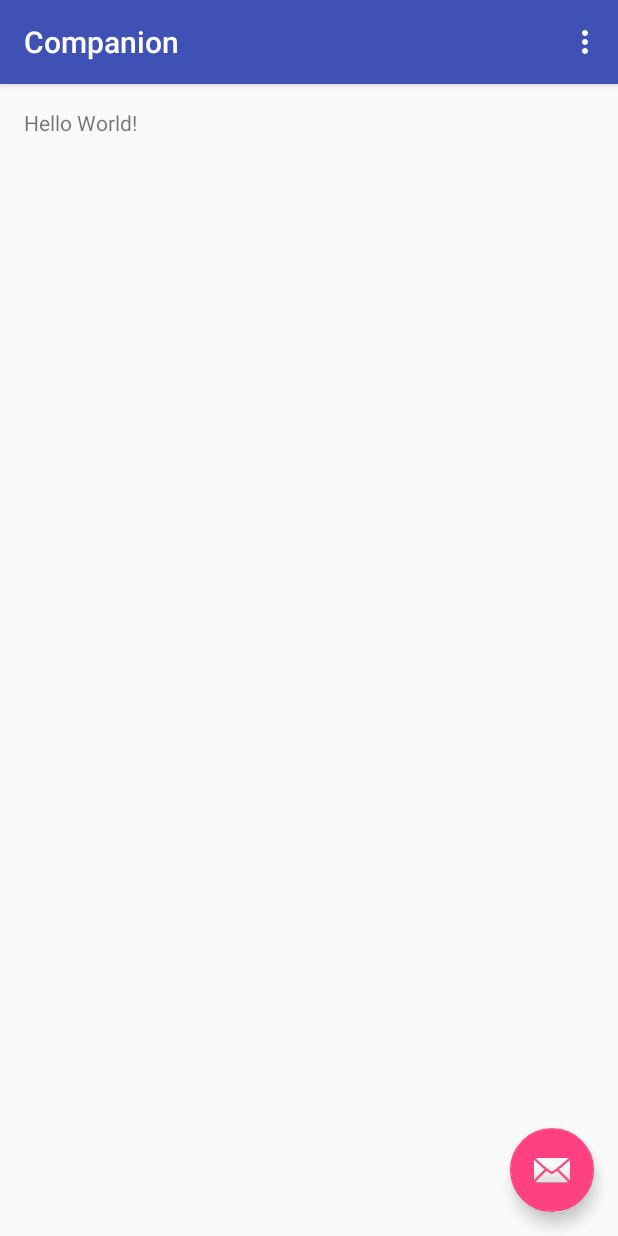
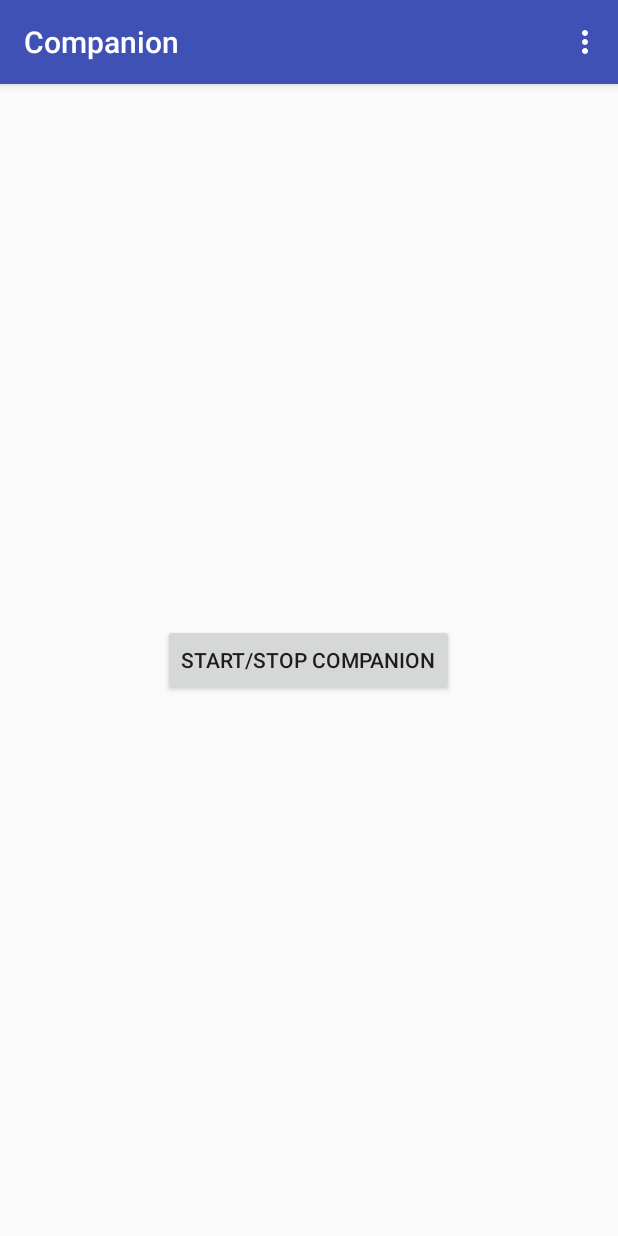
Before and after one commit to chamika/companion, an Android app: the screen it shows after launch (MainActivity), on a phone screen of 412 x 824 dp. Run offline under Robolectric (Android 15) with nearby library versions, the phone set to English and light mode, and no system bars.

Commit message:
Start screen UI change

```diff
--- a/app/src/main/java/lk/ac/mrt/cse/companion/activity/MainActivity.java
+++ b/app/src/main/java/lk/ac/mrt/cse/companion/activity/MainActivity.java
@@ -3,23 +3,19 @@ package lk.ac.mrt.cse.companion.activity;
 import android.Manifest;
 import android.content.Intent;
 import android.content.pm.PackageManager;
-import android.database.Cursor;
 import android.os.Build;
 import android.os.Bundle;
 import android.support.annotation.NonNull;
-import android.support.design.widget.FloatingActionButton;
 import android.support.design.widget.Snackbar;
 import android.support.v4.app.ActivityCompat;
 import android.support.v7.app.AppCompatActivity;
 import android.support.v7.widget.Toolbar;
-import android.util.Log;
 import android.view.Menu;
 import android.view.MenuItem;
 import android.view.View;
 
 import lk.ac.mrt.cse.companion.R;
 import lk.ac.mrt.cse.companion.service.BackgroundService;
-import lk.ac.mrt.cse.companion.store.BaseStore;
 
 public class MainActivity extends AppCompatActivity {
 
@@ -35,8 +31,23 @@ public class MainActivity extends AppCompatActivity {
         Toolbar toolbar = (Toolbar) findViewById(R.id.toolbar);
         setSupportActionBar(toolbar);
 
-        FloatingActionButton fab = (FloatingActionButton) findViewById(R.id.fab);
-        fab.setOnClickListener(new View.OnClickListener() {
+//        FloatingActionButton fab = (FloatingActionButton) findViewById(R.id.fab);
+//        fab.setOnClickListener(new View.OnClickListener() {
+//            @Override
+//            public void onClick(View view) {
+//                Snackbar.make(view, "Bubble will " + ((started) ? "hide" : "show") + " now.", Snackbar.LENGTH_LONG)
+//                        .setAction("Action", null).show();
+//                if (started) {
+//                    stopService(new Intent(getApplicationContext(), BackgroundService.class));
+//                } else {
+//                    startService(new Intent(getApplicationContext(), BackgroundService.class));
+//                }
+//                started = !started;
+//            }
+//        });
+
+        View buttonStart = findViewById(R.id.button_start);
+        buttonStart.setOnClickListener(new View.OnClickListener() {
             @Override
             public void onClick(View view) {
                 Snackbar.make(view, "Bubble will " + ((started) ? "hide" : "show") + " now.", Snackbar.LENGTH_LONG)
@@ -72,7 +83,7 @@ public class MainActivity extends AppCompatActivity {
     }
 
 
-    private void requestPermissions(){
+    private void requestPermissions() {
         if (ActivityCompat.checkSelfPermission(this, Manifest.permission.ACCESS_FINE_LOCATION) != PackageManager.PERMISSION_GRANTED) {
             String[] permissions = {"android.permission.ACCESS_FINE_LOCATION"};
             if (Build.VERSION.SDK_INT >= Build.VERSION_CODES.M) {
--- a/app/src/main/res/layout/activity_main.xml
+++ b/app/src/main/res/layout/activity_main.xml
@@ -21,14 +21,16 @@
 
     </android.support.design.widget.AppBarLayout>
 
-    <include layout="@layout/content_main" />
+    <include
+        layout="@layout/content_main"
+        android:id="@+id/include" />
 
-    <android.support.design.widget.FloatingActionButton
-        android:id="@+id/fab"
-        android:layout_width="wrap_content"
-        android:layout_height="wrap_content"
-        android:layout_gravity="bottom|end"
-        android:layout_margin="@dimen/fab_margin"
-        app:srcCompat="@android:drawable/ic_dialog_email" />
+    <!--<android.support.design.widget.FloatingActionButton-->
+    <!--android:id="@+id/fab"-->
+    <!--android:layout_width="wrap_content"-->
+    <!--android:layout_height="wrap_content"-->
+    <!--android:layout_gravity="bottom|end"-->
+    <!--android:layout_margin="@dimen/fab_margin"-->
+    <!--app:srcCompat="@android:drawable/ic_dialog_email" />-->
 
 </android.support.design.widget.CoordinatorLayout>
--- a/app/src/main/res/layout/content_main.xml
+++ b/app/src/main/res/layout/content_main.xml
@@ -13,8 +13,14 @@
     tools:context="lk.ac.mrt.cse.companion.activity.MainActivity"
     tools:showIn="@layout/activity_main">
 
-    <TextView
+    <Button
+        android:text="Start/Stop Companion"
         android:layout_width="wrap_content"
         android:layout_height="wrap_content"
-        android:text="Hello World!" />
+        android:id="@+id/button_start"
+        android:layout_centerInParent="true"
+        app:layout_anchor="@+id/include"
+        app:layout_anchorGravity="center_vertical|center_horizontal"
+        android:layout_gravity="center_vertical|center_horizontal" />
+
 </RelativeLayout>
```
